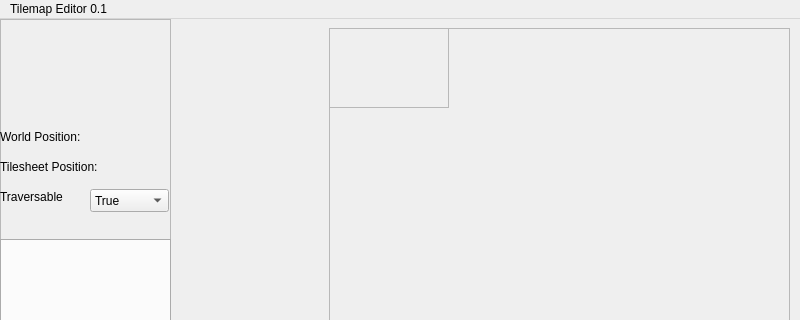
The window that tme-1/tme-1/mainwindow.ui (johnmarinelli/qt-projects) describes before a commit, drawn with Qt 5; both pictures show x 0 to 800 and y 0 to 320 of the 800 by 600 pixel window.
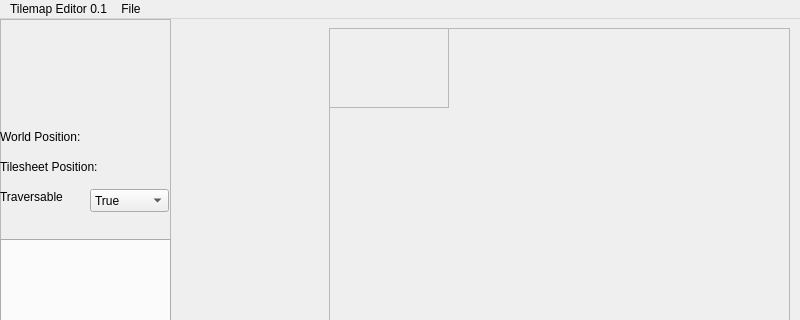
The same window after the commit.

Commit message: added new map dialog

The edit to the form file:
```diff
--- a/tme-1/tme-1/mainwindow.ui
+++ b/tme-1/tme-1/mainwindow.ui
@@ -166,7 +166,14 @@
      <string>Tilemap Editor 0.1</string>
     </property>
    </widget>
+   <widget class="QMenu" name="menuFile">
+    <property name="title">
+     <string>File</string>
+    </property>
+    <addaction name="newMapAction"/>
+   </widget>
    <addaction name="menuTilemap_Editor_1"/>
+   <addaction name="menuFile"/>
   </widget>
  </widget>
  <layoutdefault spacing="6" margin="11"/>
```
Left out of the diff: 8 changed lines with no effect on the pictures. The commit also changes 6 other files.
